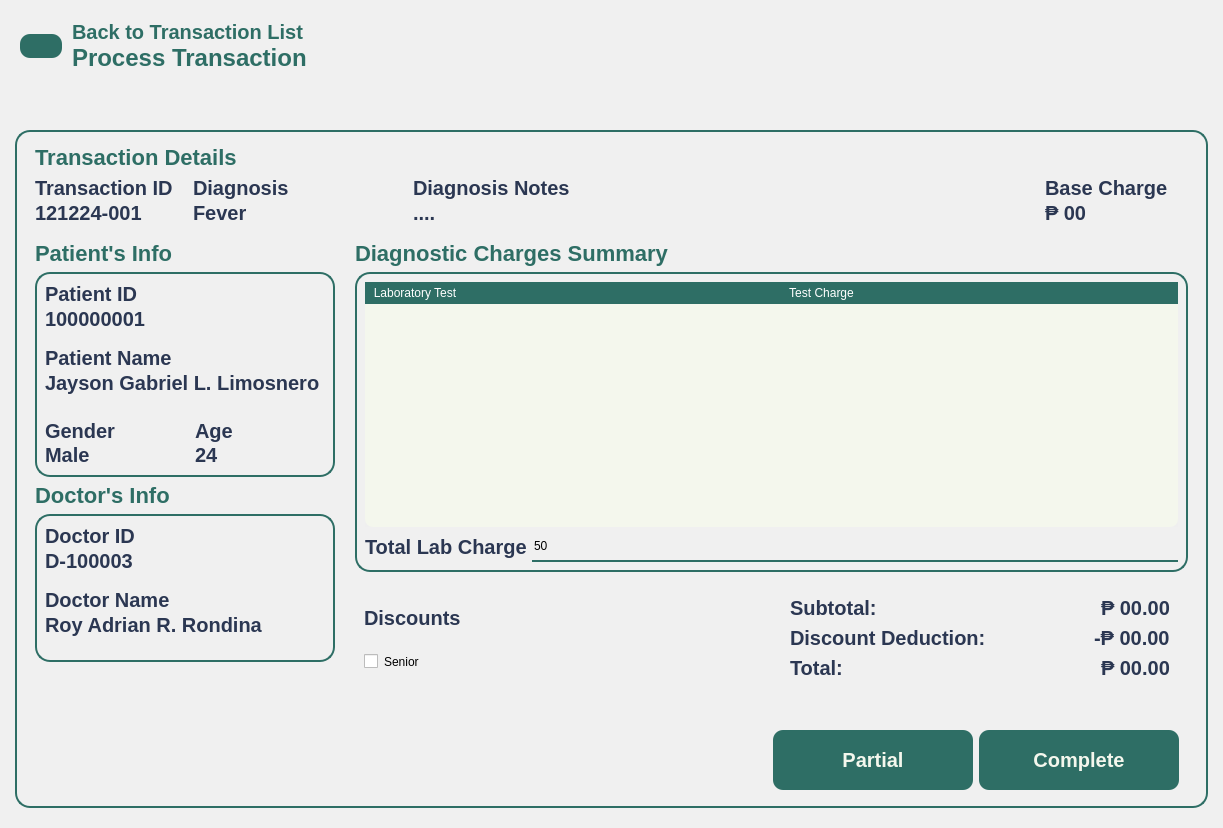
This is Views/Staff_TransactionProcess.ui in VinsmokeSanji69/COVACHA_CLINIC_SYSTEM as Qt 5 draws it before an edit. The edited form follows.
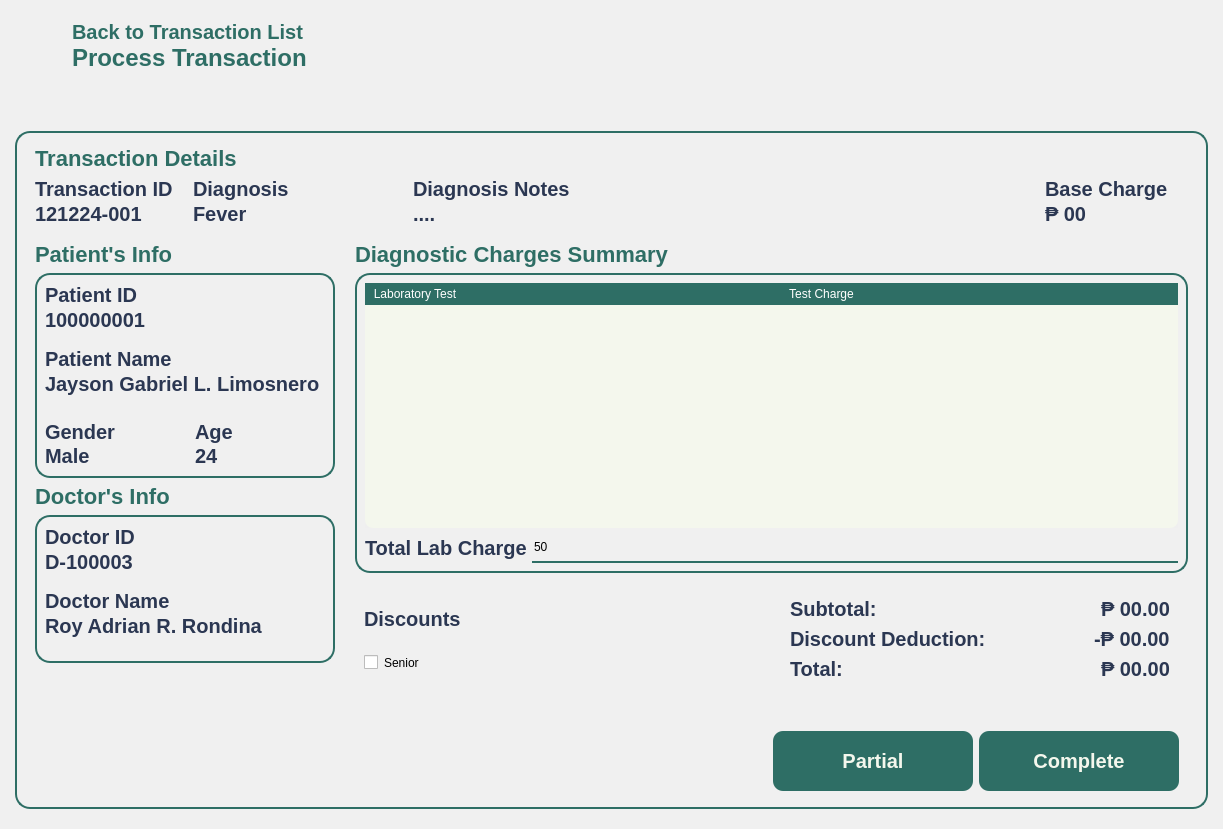
This is the edited form. Icons and pictures are not drawn.

The edit to the form file:
```diff
--- a/Views/Staff_TransactionProcess.ui
+++ b/Views/Staff_TransactionProcess.ui
@@ -7,7 +7,7 @@
     <x>0</x>
     <y>0</y>
     <width>1223</width>
-    <height>828</height>
+    <height>829</height>
    </rect>
   </property>
   <property name="windowTitle">
@@ -185,9 +185,7 @@
                </sizepolicy>
               </property>
               <property name="styleSheet">
-               <string notr="true">QPushButton {
-	background-color: #2E6E65;
-}</string>
+               <string notr="true"/>
               </property>
               <property name="text">
                <string/>
```
Left out of the diff: 8 changed lines with no effect on the pictures.
